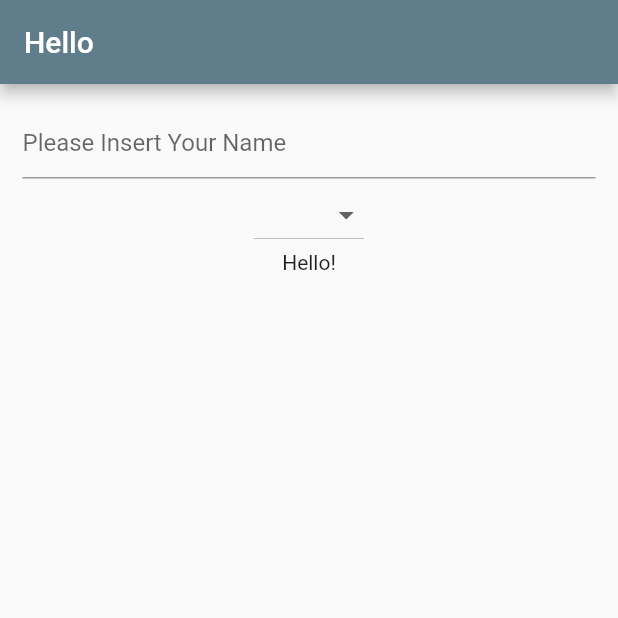
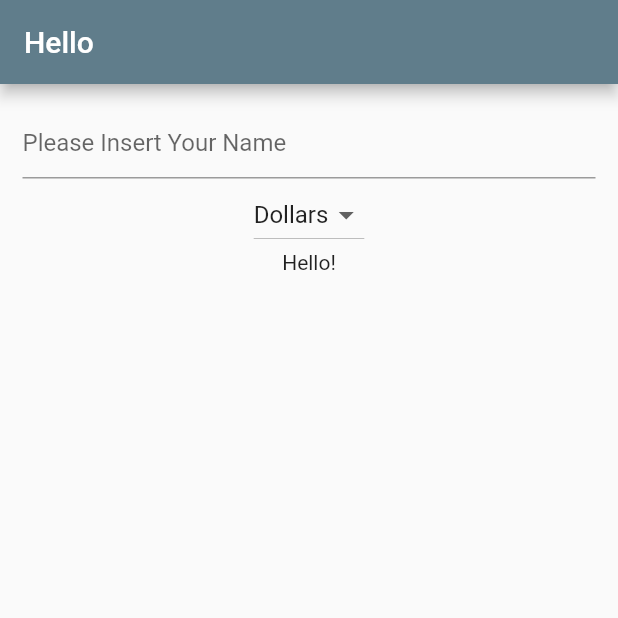
Before and after one commit to uthrul/Flutter_simple_tripcost_app, a Flutter app: the screen it shows after launch, on a phone screen of 412 x 824 dp, the top half of it. Run offline on Flutter 3.47's test engine with Material 2 defaults, Android fonts, the phone set to English and light mode, and no system bars.

```diff
--- a/lib/main.dart
+++ b/lib/main.dart
@@ -23,7 +23,8 @@ class HelloYou extends StatefulWidget {
 
 class _HelloYouState extends State<HelloYou> {
   String name = '';
-
+  final _currencies = ['Dollars', 'Idr', 'Euro', 'Ponds'];
+  String _currency = 'Dollars';
   @override
   Widget build(BuildContext context){
     return Scaffold(
@@ -46,12 +47,16 @@ class _HelloYouState extends State<HelloYou> {
               },
             ),
             DropdownButton<String>(
-              items: ['Dollars', 'Idr', 'Euro', 'Ponds'].map((String value){
+              items: _currencies.map((String value){
                 return DropdownMenuItem<String> (
                   value: value,
                   child: Text(value)
                 );
-              }).toList(),onChanged: (String Value) {},
+              }).toList(),
+              value: _currency,
+              onChanged: (String value) {
+                _onDropdownChanged(value);
+              },
               ),
             Text('Hello' + name + '!')
           ],
@@ -59,4 +64,10 @@ class _HelloYouState extends State<HelloYou> {
       ),
     );
   }
+
+  _onDropdownChanged(String value) {
+    setState(() {
+      this._currency = value;
+    });
+  }
 }
```
